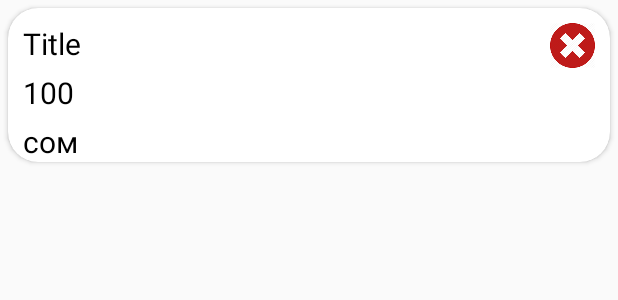
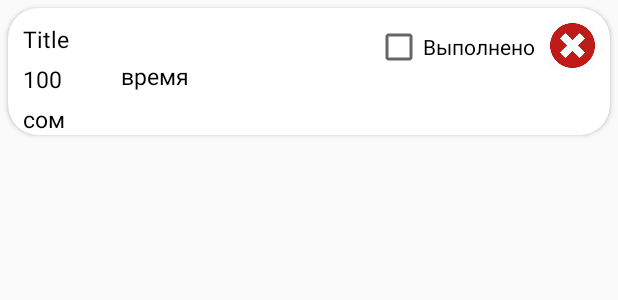
Before and after one commit to Baiel-45TI/IntoScreen, an Android app: the layout item_info.xml on its own in the app's theme, with its tools: preview values and no code run, on a phone screen of 412 x 824 dp. Shown: the top 300 px of the screen. Run offline under Robolectric (Android 15) with nearby library versions, the phone set to English and light mode, and no system bars.

Commit message:
New commit

```diff
--- a/app/build.gradle
+++ b/app/build.gradle
@@ -34,4 +34,6 @@ dependencies {
     androidTestImplementation 'com.android.support.test.espresso:espresso-core:3.0.2'
     implementation 'com.android.support:support-v4:28.0.0'
     implementation 'com.android.support:design:28.0.0'
+    implementation 'android.arch.persistence.room:runtime:1.1.1'
+    annotationProcessor 'android.arch.persistence.room:compiler:1.1.1'
 }
--- a/app/src/main/java/com/labawsrh/aws/introscreen/Model.java
+++ b/app/src/main/java/com/labawsrh/aws/introscreen/Model.java
@@ -13,6 +13,7 @@ public class Model {
         this.data = data;
         this.desk = desk;
         this.time = time;
+
     }
 
     public String getData() {
--- a/app/src/main/res/layout/activity_main2.xml
+++ b/app/src/main/res/layout/activity_main2.xml
@@ -27,6 +27,7 @@
 
     <Button
         android:id="@+id/button"
+        android:background="@drawable/btn_signin_background"
         android:layout_width="wrap_content"
         android:layout_height="wrap_content"
         android:layout_alignParentBottom="true"
--- a/app/src/main/res/layout/item_info.xml
+++ b/app/src/main/res/layout/item_info.xml
@@ -22,7 +22,7 @@
             android:layout_marginTop="10dp"
             android:text="Title"
             android:textColor="#000000"
-            android:textSize="20sp" />
+            android:textSize="15sp" />
 
         <TextView
             android:id="@+id/data"
@@ -33,7 +33,33 @@
             android:layout_below="@+id/desk"
             android:text="100"
             android:textColor="#000000"
-            android:textSize="20sp" />
+            android:textSize="15sp" />
+
+        <TextView
+            android:layout_width="wrap_content"
+            android:layout_height="wrap_content"
+            android:layout_below="@+id/desk"
+            android:layout_marginLeft="75dp"
+            android:layout_marginTop="3dp"
+            android:text="время"
+            android:textColor="#000000"
+            android:textSize="15sp">
+
+
+        </TextView>
+
+        <CheckBox
+            android:id="@+id/completed"
+            android:text="Выполнено"
+            android:textColor="@color/intro_title_color"
+            android:layout_width="wrap_content"
+            android:layout_marginTop="10dp"
+            android:layout_height="wrap_content"
+            android:layout_marginLeft="8dp"
+            android:layout_marginEnd="10dp"
+            android:layout_marginRight="32dp"
+            android:layout_toStartOf="@+id/delete"
+            android:layout_toLeftOf="@+id/delete" />
 
         <TextView
             android:id="@+id/time"
@@ -44,11 +70,11 @@
             android:layout_below="@id/data"
             android:text="сом"
             android:textColor="#000000"
-            android:textSize="20sp" />
+            android:textSize="15sp" />
 
 
         <ImageView
-            android:id="@+id/imgho"
+            android:id="@+id/delete"
             android:layout_width="30dp"
             android:layout_height="30dp"
             android:layout_alignParentRight="true"
```
Also changed, not shown: app/src/main/java/com/labawsrh/aws/introscreen/Adapter.java (+20 -3 lines), app/src/main/java/com/labawsrh/aws/introscreen/App.java (+20 -1 lines), app/src/main/java/com/labawsrh/aws/introscreen/Note.java (+78 -1 lines), app/src/main/java/com/labawsrh/aws/introscreen/NoteDao.java (+15 -0 lines), app/src/main/res/drawable-xhdpi/btn_signin_background.xml (+3 -4 lines), app/src/main/res/layout/activity_two.xml (+13 -1 lines).
